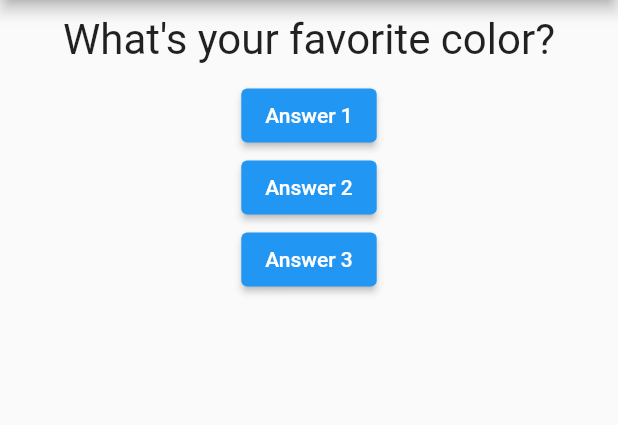
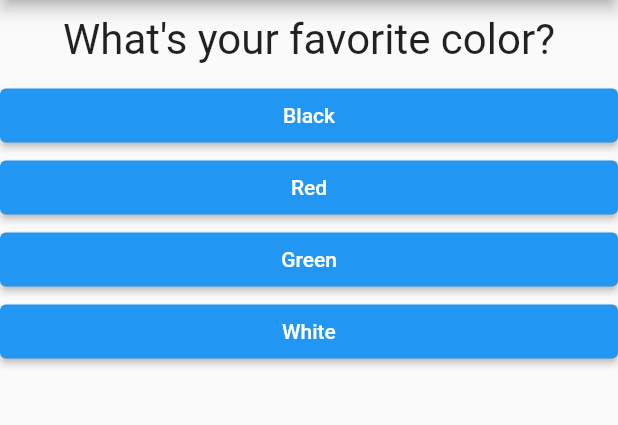
Before and after one commit to RetlavSource/StudyOf-Flutter, a Flutter app: the screen it shows after launch, on a phone screen of 412 x 824 dp, the part 84-509 px from its top. Run offline on Flutter 3.47's test engine with Material 2 defaults, Android fonts, the phone set to English and light mode, and no system bars.

Commit message:
Finished lesson 46

```diff
--- /dev/null
+++ b/flutter_complete_guide/lib/answer.dart
@@ -0,0 +1,23 @@
+import 'package:flutter/material.dart';
+
+class Answer extends StatelessWidget {
+  final Function selectHandler;
+  final String answerText;
+
+  Answer(this.selectHandler, this.answerText);
+
+  @override
+  Widget build(BuildContext context) {
+    return Container(
+      width: double.infinity,
+      child: ElevatedButton(
+        style: ButtonStyle(
+          backgroundColor: MaterialStateProperty.all(Colors.blue),
+          foregroundColor: MaterialStateProperty.all(Colors.white),
+        ),
+        child: Text(answerText),
+        onPressed: selectHandler,
+      ),
+    );
+  }
+}
--- a/flutter_complete_guide/lib/main.dart
+++ b/flutter_complete_guide/lib/main.dart
@@ -1,6 +1,7 @@
 import 'package:flutter/material.dart';
 
-import './question.dart';
+import 'question.dart';
+import 'answer.dart';
 
 // void main() {
 //   runApp(MyApp());
@@ -31,8 +32,18 @@ class _MyAppState extends State<MyApp> {
   @override
   Widget build(BuildContext context) {
     var questions = [
-      'What\'s your favorite color?',
-      'What\'s your fovorite animal?',
+      {
+        'questionText': 'What\'s your favorite color?',
+        'answers': ['Black', 'Red', 'Green', 'White'],
+      },
+      {
+        'questionText': 'What\'s your favorite animal?',
+        'answers': ['Rabbit', 'Snake', 'Elephant', 'Lion'],
+      },
+      {
+        'questionText': 'What\'s your fovorite instructor?',
+        'answers': ['Me', 'She', 'He1', 'He2'],
+      },
     ];
 
     return MaterialApp(
@@ -43,23 +54,12 @@ class _MyAppState extends State<MyApp> {
         body: Column(
           children: [
             Question(
-              questions[_questionIndex],
+              questions[_questionIndex]['questionText'],
             ),
-            ElevatedButton(
-              child: Text('Answer 1'),
-              onPressed: _answerQuestion,
-            ),
-            ElevatedButton(
-              child: Text('Answer 2'),
-              onPressed: () => print("Answer 2 chosen!"),
-            ),
-            ElevatedButton(
-              child: Text('Answer 3'),
-              onPressed: () {
-                // ...
-                print('Answer 3 cosen');
-              },
-            ),
+            ...(questions[_questionIndex]['answers'] as List<String>)
+                .map((answer) {
+              return Answer(_answerQuestion, answer);
+            }).toList()
           ],
         ),
       ),
```
